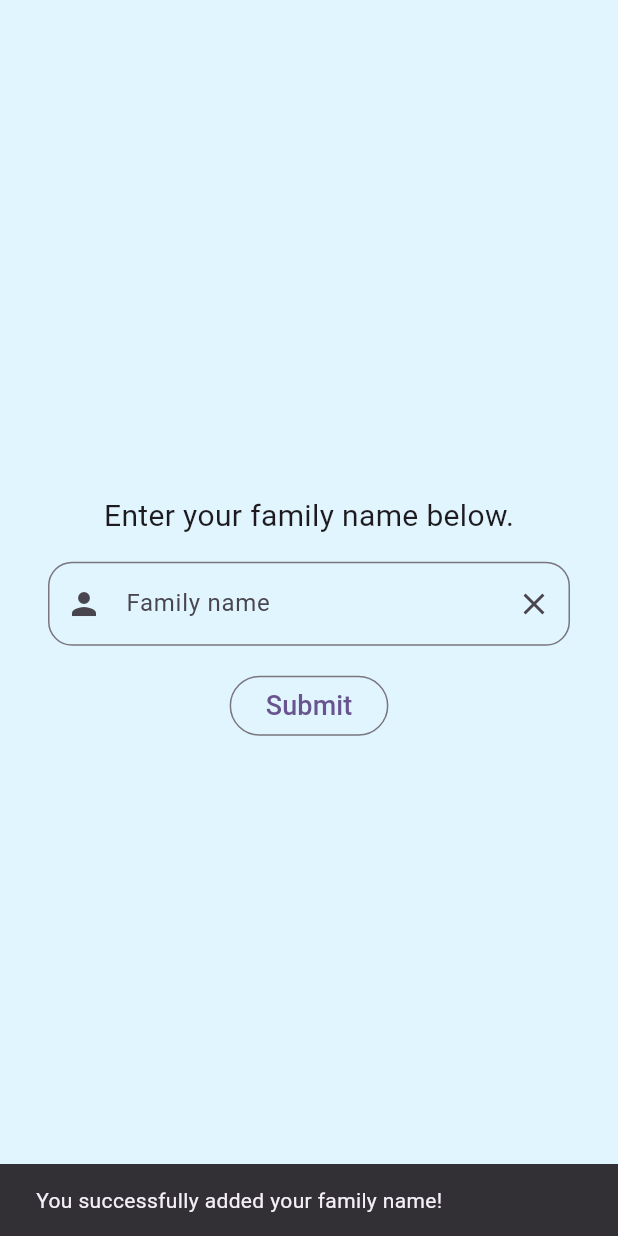
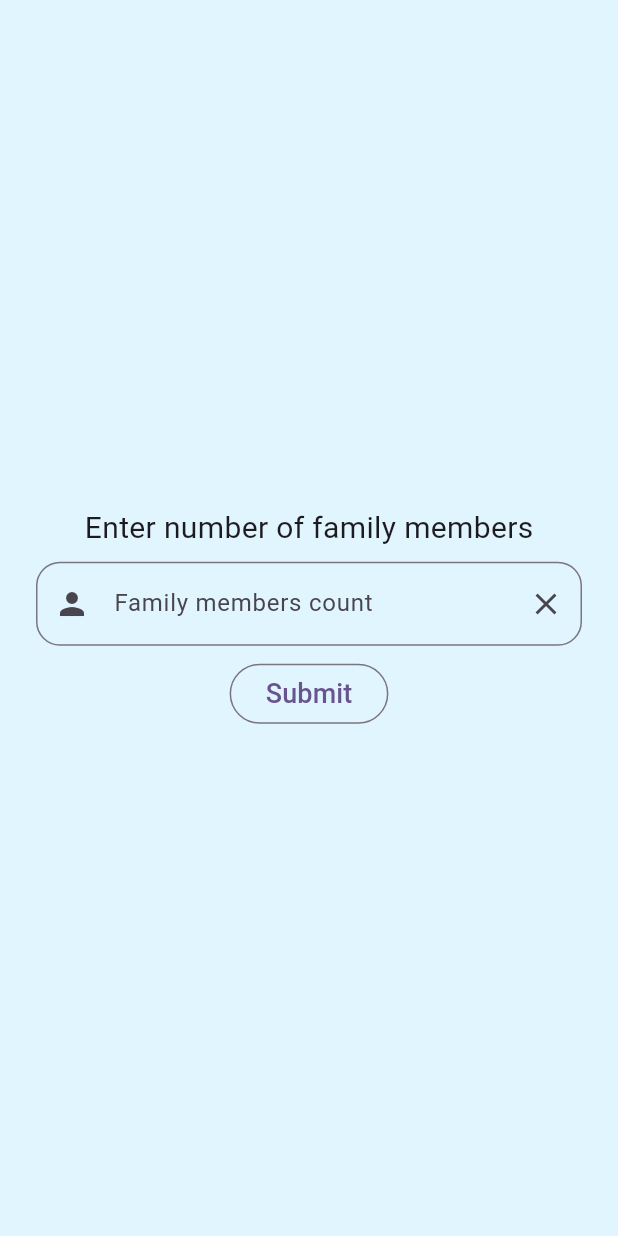
Before and after one commit to dominikdoric/house-work-app, a Flutter app: the screen it shows after launch, after a tap on "Submit", on a phone screen of 412 x 824 dp. Run offline on Flutter 3.47's test engine with Material 2 defaults, Android fonts, the phone set to English and light mode, and no system bars; our stand-ins replace freezed_annotation.

Commit message:
Family description implementation done for today

```diff
--- a/house_work_app/lib/main.dart
+++ b/house_work_app/lib/main.dart
@@ -1,5 +1,5 @@
 import 'package:flutter/material.dart';
-import 'package:house_work_app/presentation/screens/familyNameScreen/enter_family_screen.dart';
+import 'package:house_work_app/presentation/screens/onboardingScreens/familyNameScreen/family_name_screen.dart';
 
 void main() {
   runApp(const MyApp());
--- /dev/null
+++ b/house_work_app/lib/presentation/screens/onboardingScreens/familyCountScreen/family_count_screen.dart
@@ -0,0 +1,11 @@
+import 'package:flutter/material.dart';
+import 'package:house_work_app/presentation/screens/onboardingScreens/familyCountScreen/family_count_screen_view.dart';
+
+class FamilyCountScreen extends StatelessWidget {
+  const FamilyCountScreen({super.key});
+
+  @override
+  Widget build(BuildContext context) {
+    return Scaffold(body: FamilyCountScreenView());
+  }
+}
--- /dev/null
+++ b/house_work_app/lib/presentation/screens/onboardingScreens/familyCountScreen/family_count_screen_view.dart
@@ -0,0 +1,58 @@
+import 'package:flutter/material.dart';
+
+import '../familyDescriptionScreen/family_description_screen.dart';
+
+class FamilyCountScreenView extends StatelessWidget {
+  FamilyCountScreenView({super.key});
+
+  final TextEditingController _textEditingController = TextEditingController();
+
+  @override
+  Widget build(BuildContext context) {
+    return Scaffold(
+      backgroundColor: Colors.lightBlue.shade50,
+      body: Padding(
+        padding: const EdgeInsets.all(16.0),
+        child: Column(
+          mainAxisAlignment: MainAxisAlignment.center,
+          children: [
+            const Text(
+              'Enter number of family members',
+              style: TextStyle(fontSize: 20),
+            ),
+            Padding(
+              padding: const EdgeInsets.all(8.0),
+              child: TextField(
+                controller: _textEditingController,
+                decoration: InputDecoration(
+                  labelText: 'Family members count',
+                  hintText: 'Family members count',
+                  prefixIcon: const Icon(Icons.person),
+                  suffixIcon: IconButton(
+                    icon: const Icon(Icons.clear),
+                    onPressed: () {
+                      _textEditingController.clear();
+                    },
+                  ),
+                  border: const OutlineInputBorder(
+                      gapPadding: 16.0,
+                      borderRadius: BorderRadius.all(Radius.circular(16.0))),
+                ),
+              ),
+            ),
+            OutlinedButton(
+              child: const Text(
+                'Submit',
+                style: TextStyle(fontSize: 18),
+              ),
+              onPressed: () {
+                Navigator.of(context).push(MaterialPageRoute(
+                    builder: (context) => const FamilyDescriptionScreen()));
+              },
+            ),
+          ],
+        ),
+      ),
+    );
+  }
+}
--- a/house_work_app/lib/presentation/screens/familyNameScreen/enter_family_screen.dart
+++ b/house_work_app/lib/presentation/screens/onboardingScreens/familyNameScreen/family_name_screen.dart
@@ -1,5 +1,5 @@
 import 'package:flutter/material.dart';
-import 'package:house_work_app/presentation/screens/familyNameScreen/enter_family_screen_view.dart';
+import 'package:house_work_app/presentation/screens/onboardingScreens/familyNameScreen/family_name_screen_view.dart';
 
 class FamilyNameScreen extends StatelessWidget {
   const FamilyNameScreen({super.key});
--- a/house_work_app/lib/presentation/screens/familyNameScreen/enter_family_screen_view.dart
+++ b/house_work_app/lib/presentation/screens/onboardingScreens/familyNameScreen/family_name_screen_view.dart
@@ -1,4 +1,5 @@
 import 'package:flutter/material.dart';
+import 'package:house_work_app/presentation/screens/onboardingScreens/familyCountScreen/family_count_screen.dart';
 
 class FamilyNameScreenView extends StatelessWidget {
   FamilyNameScreenView({super.key});
@@ -45,11 +46,8 @@ class FamilyNameScreenView extends StatelessWidget {
                 style: TextStyle(fontSize: 18),
               ),
               onPressed: () {
-                const snackBar = SnackBar(
-                  content: Text('You successfully added your family name!'),
-                  duration: Duration(seconds: 2),
-                );
-                ScaffoldMessenger.of(context).showSnackBar(snackBar);
+                Navigator.of(context).push(MaterialPageRoute(
+                    builder: (context) => const FamilyCountScreen()));
               },
             )
           ],
```
Also changed, not shown: house_work_app/lib/presentation/screens/homeScreen/home_screen.dart (added, +10 -0 lines), house_work_app/lib/presentation/screens/onboardingScreens/familyDescriptionScreen/family_description_screen.dart (added, +15 -0 lines), house_work_app/lib/presentation/screens/onboardingScreens/familyDescriptionScreen/family_description_screen_view.dart (added, +37 -0 lines), house_work_app/lib/presentation/screens/onboardingScreens/onboardingDoneScreen/onboarding_done_screen.dart (added, +11 -0 lines), house_work_app/lib/presentation/screens/onboardingScreens/onboardingDoneScreen/onboarding_done_screen_view.dart (added, +35 -0 lines).
